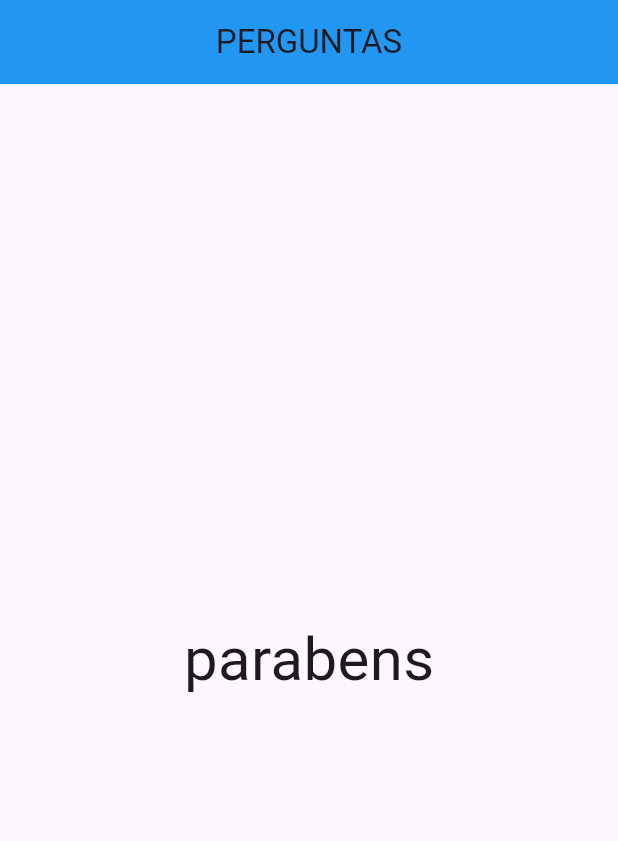
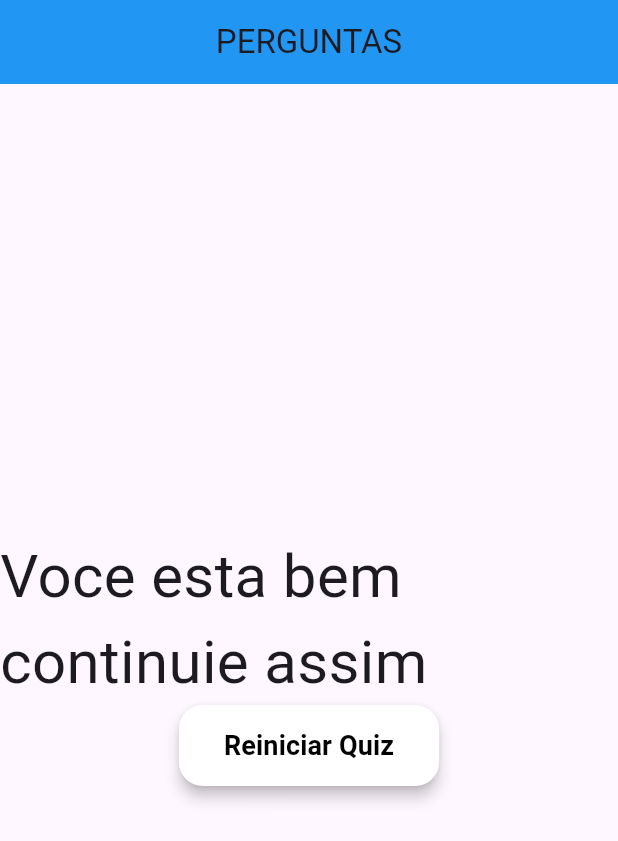
Before and after one commit to dannielbruno6/meu_flutter_projeto, a Flutter app: the screen it shows after launch, after a tap on "Preto", after a tap on "cachorro", after a tap on "maria", on a phone screen of 412 x 824 dp. Shown: the top 841 px of the screen. Run offline on Flutter 3.47's test engine with Material 3 defaults, Android fonts, the phone set to English and light mode, and no system bars.

Commit message:
hoje a tarde

```diff
--- a/lib/main.dart
+++ b/lib/main.dart
@@ -33,7 +33,7 @@ class _MeuAppState extends State<MeuApp> {
   {'texto': 'gato', 'pontuacao': 10},
   {'texto': 'cachorro', 'pontuacao': 8},
   {'texto': 'zebra', 'pontuacao': 4},
-  {'texto': 'leao', 'pontuacao': 7},
+  {'texto': 'leao', 'pontuacao': 3},
 ]
     },
     {
@@ -47,6 +47,12 @@ class _MeuAppState extends State<MeuApp> {
     },
   ];
 
+    void reiniciarQuestionario() {
+      setState(() {
+        _perguntaSelecionada = 0;
+        _pontuacaototal = 0;
+      });
+    }
   bool get temPerguntaSelecionada {
     return _perguntaSelecionada < _perguntas.length;
   }
@@ -74,7 +80,7 @@ class _MeuAppState extends State<MeuApp> {
                 perguntaSelecionada: _perguntaSelecionada,
                 quandoresponder: _responder,
               )
-            : Resultado(),
+            : Resultado(_pontuacaototal,reiniciarQuestionario),
       ),
     );
   }
--- a/lib/resposta.dart
+++ b/lib/resposta.dart
@@ -6,6 +6,7 @@ class  Resposta extends StatelessWidget {
  final void Function() quandoSelecionado;
 
   Resposta(this.texto,this.quandoSelecionado);
+
 
   @override
   Widget build(BuildContext context) {
--- a/lib/resultado.dart
+++ b/lib/resultado.dart
@@ -1,14 +1,51 @@
 import 'package:flutter/material.dart';
 
 class Resultado extends StatelessWidget {
-  const Resultado({super.key});
 
+
+ final  int pontuacao;
+ final void Function()  quandoreiniciarQuestionario;
+
+const Resultado(this.pontuacao,this.quandoreiniciarQuestionario);
+
+
+ String get fraseResultado{
+   if(pontuacao <=13){
+     return 'ruim voce precisa melhorar';
+   }else if(pontuacao < 24){
+     return 'Voce esta bem continuie assim ';
+   }else{
+     return 'zerou o game';
+   }
+ }
   @override
   Widget build(BuildContext context) {
-    return Container(
-      child: Center(
-        child: Text('parabens', style: TextStyle(fontSize: 40)),
-      ),
+    return Column(
+      mainAxisAlignment: MainAxisAlignment.center,
+      children: [
+        Container(
+          child: Center(
+            child: Text(fraseResultado, style: TextStyle(fontSize: 40)),
+          ),
+        ),
+          ElevatedButton(
+          onPressed: quandoreiniciarQuestionario,
+    style: ElevatedButton.styleFrom(
+    backgroundColor: Colors.white,
+    foregroundColor: Colors.black,
+    padding: const EdgeInsets.symmetric(horizontal: 30, vertical: 14),
+    elevation: 4,
+    shape: RoundedRectangleBorder(
+    borderRadius: BorderRadius.circular(16),
+    ),
+    ),
+    child: const Text(
+    'Reiniciar Quiz',
+    style: TextStyle(fontSize: 18, fontWeight: FontWeight.w600),
+    ),
+          ),
+      ],
+
     );
 
   }
```
